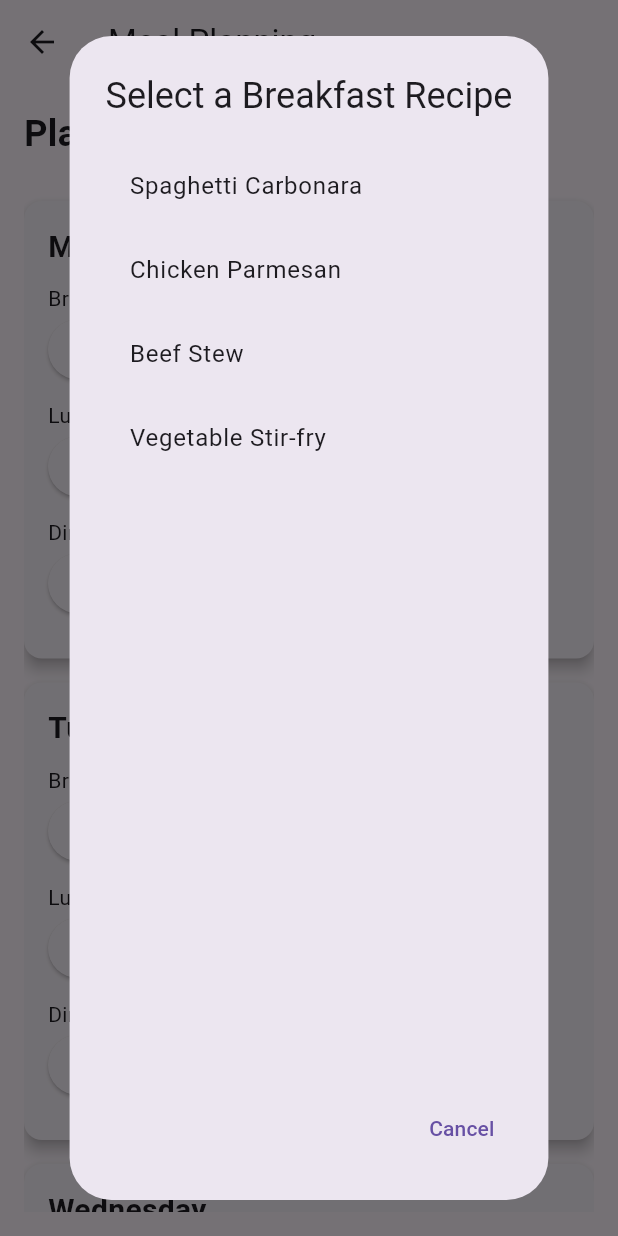
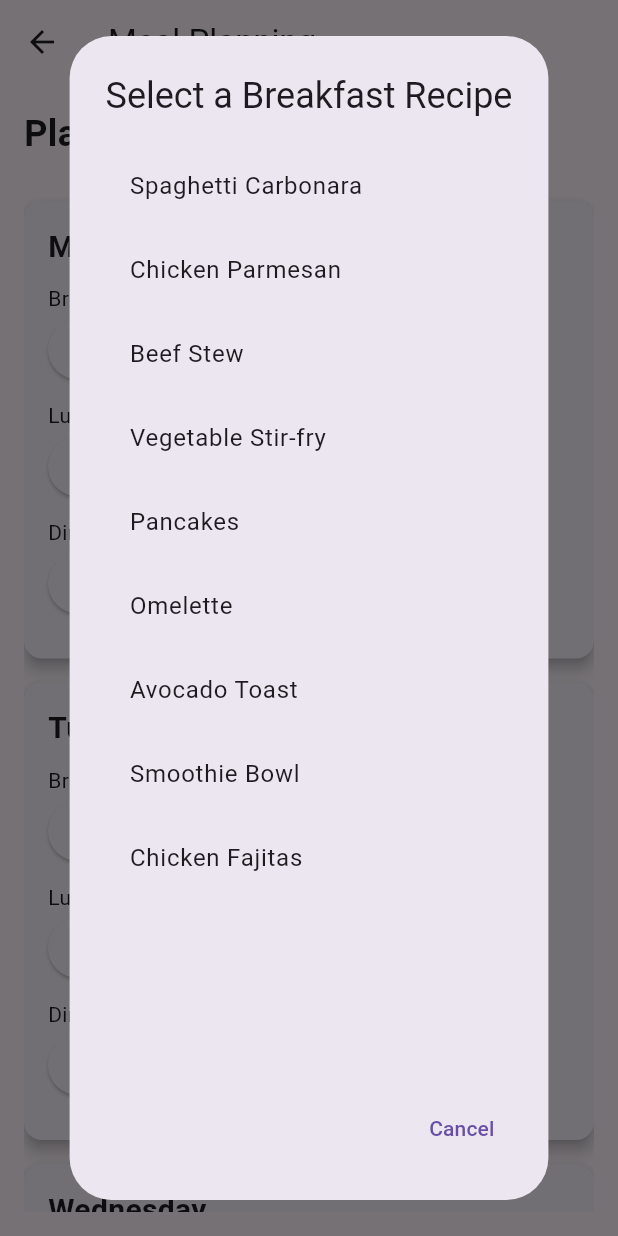
Before and after one commit to dhogan7/Project1, a Flutter app: the MealPlanningScreen screen opened directly, after a tap on an icon or button, on a phone screen of 412 x 824 dp. Run offline on Flutter 3.47's test engine with Material 3 defaults, Android fonts, the phone set to English and light mode, and no system bars.

Commit message:
Added recipes to the meal planning screen

```diff
--- a/lib/details_screen.dart
+++ b/lib/details_screen.dart
@@ -33,7 +33,7 @@ class DetailsScreen extends StatelessWidget {
                 Text('• $instruction', style: const TextStyle(fontSize: 16)),
               const SizedBox(height: 16),
               Text(
-                'Grocery List:',
+                'Ingredients:',
                 style: Theme.of(context).textTheme.titleLarge,
               ),
               for (var item in groceryList)
--- a/lib/meal_planning_screen.dart
+++ b/lib/meal_planning_screen.dart
@@ -135,5 +135,10 @@ class MealSelectionButton extends StatelessWidget {
     'Chicken Parmesan',
     'Beef Stew',
     'Vegetable Stir-fry',
+    'Pancakes',
+    'Omelette',
+    'Avocado Toast',
+    'Smoothie Bowl',
+    'Chicken Fajitas',
   ];
 }
```
